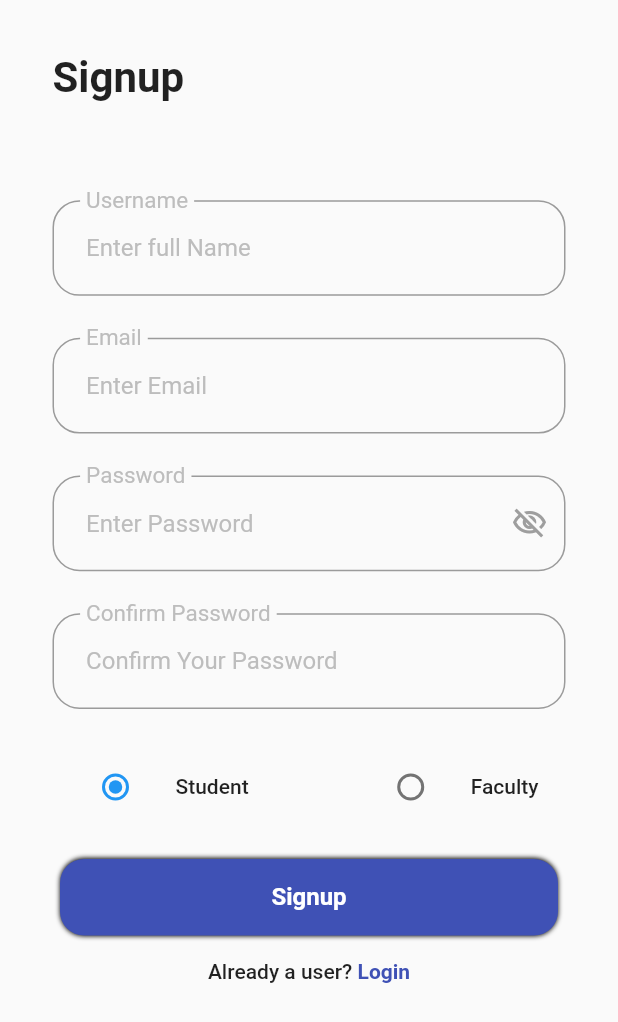
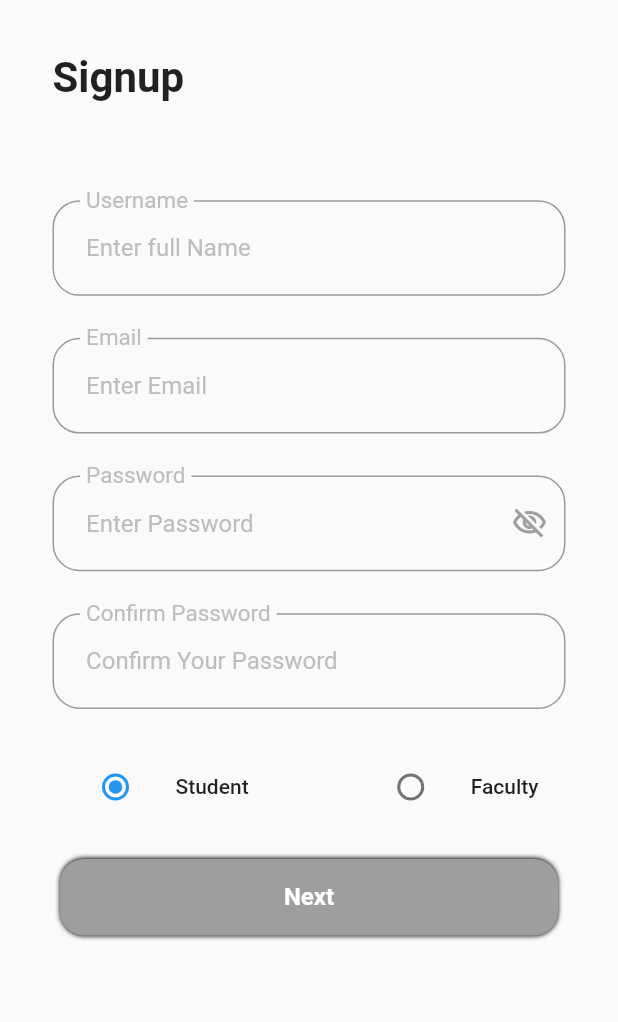
Before and after one commit to AmanDesai10/Rizer, a Flutter app: the SignupView screen opened directly, on a phone screen of 412 x 824 dp. Shown: the top 1022 px of the screen. Run offline on Flutter 3.47's test engine with Material 2 defaults, Android fonts, the phone set to English and light mode, and no system bars; our stand-ins replace cloud_firestore, firebase_analytics, firebase_auth, firebase_core, form_field_validator; accounts and stored records are empty; Roboto replaces fonts that are missing (Montserrat).

Commit message:
Update: Login and Signup Details

```diff
--- a/lib/Signup/signup_view.dart
+++ b/lib/Signup/signup_view.dart
@@ -1,14 +1,25 @@
+import 'dart:developer';
+
 import 'package:flutter/material.dart';
 import 'package:provider/provider.dart';
+import 'package:rizer/Signup/institute_details.dart';
 import 'package:rizer/Signup/provider/signup_provider.dart';
 import 'package:rizer/constants/colors.dart';
+import 'package:rizer/constants/validators.dart';
 import 'package:rizer/login/login_view.dart';
 import 'package:rizer/widgets/textfields.dart';
 
-class SignupView extends StatelessWidget {
+class SignupView extends StatefulWidget {
   const SignupView({
     Key? key,
   }) : super(key: key);
+
+  @override
+  State<SignupView> createState() => _SignupViewState();
+}
+
+class _SignupViewState extends State<SignupView> {
+  final _formKey = GlobalKey<FormState>();
 
   @override
   Widget build(BuildContext context) {
@@ -39,7 +50,9 @@ class SignupView extends StatelessWidget {
                 //     height: isDesktop ? null : size.height * 0.2,
                 //   ),
                 // ),
-                Padding(
+                Form(
+                  key: _formKey,
+                  child: Padding(
                     padding: const EdgeInsets.all(35.0),
                     child: SingleChildScrollView(
                       child: Column(
@@ -66,7 +79,8 @@ class SignupView extends StatelessWidget {
                                             .bottom),
                                     child: SingleChildScrollView(
                                       child: Padding(
-                                      padding: const EdgeInsets.only(top: 16.0),
+                                        padding:
+                                            const EdgeInsets.only(top: 16.0),
                                         child: Column(
                                           mainAxisSize: MainAxisSize.min,
                                           children: [
@@ -75,6 +89,7 @@ class SignupView extends StatelessWidget {
                                               hintText: 'Enter full Name',
                                               onChanged: (userName) => newUser
                                                   .usernameChange(userName),
+                                              validator: nameValidator,
                                             ),
                                             const SizedBox(
                                               height: 28,
@@ -84,6 +99,7 @@ class SignupView extends StatelessWidget {
                                               hintText: 'Enter Email',
                                               onChanged: (email) =>
                                                   newUser.emailChange(email),
+                                              validator: emailValidator,
                                             ),
                                             const SizedBox(
                                               height: 28,
@@ -94,6 +110,7 @@ class SignupView extends StatelessWidget {
                                               onChanged: (password) => newUser
                                                   .passwordChange(password),
                                               isObscure: newUser.isObscure,
+                                              validator: passwordValidator,
                                               suffixIcon: GestureDetector(
                                                 onTap: () =>
                                                     newUser.toggleObscure(
@@ -102,7 +119,8 @@ class SignupView extends StatelessWidget {
                                                   newUser.isObscure
                                                       ? Icons
                                                           .visibility_off_outlined
-                                                    : Icons.visibility_outlined,
+                                                      : Icons
+                                                          .visibility_outlined,
                                                   color: Colors.grey,
                                                 ),
                                               ),
@@ -145,7 +163,8 @@ class SignupView extends StatelessWidget {
                                               height: 28,
                                             ),
                                             Padding(
-                                            padding: const EdgeInsets.symmetric(
+                                              padding:
+                                                  const EdgeInsets.symmetric(
                                                       horizontal: 18.0),
                                               child: Row(
                                                 mainAxisAlignment:
@@ -155,7 +174,8 @@ class SignupView extends StatelessWidget {
                                                   Row(
                                                     children: [
                                                       Radio<Category>(
-                                                        value: Category.student,
+                                                          value:
+                                                              Category.student,
                                                           groupValue: newUser
                                                               .userCategory,
                                                           onChanged: (value) =>
@@ -167,15 +187,16 @@ class SignupView extends StatelessWidget {
                                                       ),
                                                       Text(
                                                         'Student',
-                                                      style: theme
-                                                          .textTheme.bodyText1,
+                                                        style: theme.textTheme
+                                                            .bodyText1,
                                                       ),
                                                     ],
                                                   ),
                                                   Row(
                                                     children: [
                                                       Radio<Category>(
-                                                        value: Category.faculty,
+                                                          value:
+                                                              Category.faculty,
                                                           groupValue: newUser
                                                               .userCategory,
                                                           onChanged: (value) =>
@@ -187,8 +208,8 @@ class SignupView extends StatelessWidget {
                                                       ),
                                                       Text(
                                                         'Faculty',
-                                                      style: theme
-                                                          .textTheme.bodyText1,
+                                                        style: theme.textTheme
+                                                            .bodyText1,
                                                       ),
                                                     ],
                                                   ),
@@ -204,8 +225,18 @@ class SignupView extends StatelessWidget {
                                     height: 24.0,
                                   ),
                                   GestureDetector(
-                                  onTap: () async {
-                                    await newUser.firebaseSignup(context);
+                                    onTap: () {
+                                      if (_formKey.currentState!.validate() &&
+                                          newUser.isValidated) {
+                                        newUser.changeCollege('');
+                                        newUser.changeDepartment('');
+                                        newUser.changeSemester('');
+                                        Navigator.push(
+                                            context,
+                                            MaterialPageRoute(
+                                                builder: (context) =>
+                                                    const UserDetails()));
+                                      }
                                     },
                                     child: Container(
                                       width: size.width,
@@ -223,25 +254,11 @@ class SignupView extends StatelessWidget {
                                           ],
                                           borderRadius:
                                               BorderRadius.circular(16.0),
-                                        color: kPrimary),
-                                    child: newUser.load
-                                        ? Row(
-                                            mainAxisSize: MainAxisSize.min,
-                                            mainAxisAlignment:
-                                                MainAxisAlignment.center,
-                                            children: const [
-                                              SizedBox(
-                                                  height: 24,
-                                                  width: 24,
-                                                  child:
-                                                      CircularProgressIndicator(
-                                                    color: kWhite,
-                                                    strokeWidth: 3,
-                                                  )),
-                                            ],
-                                          )
-                                        : Text(
-                                            'Signup',
+                                          color: newUser.isValidated
+                                              ? kPrimary
+                                              : Colors.grey),
+                                      child: Text(
+                                        'Next',
                                         style: theme.textTheme.headline6!
                                             .copyWith(
                                                 fontSize: 16,
@@ -250,32 +267,6 @@ class SignupView extends StatelessWidget {
                                         textAlign: TextAlign.center,
                                       ),
                                     ),
-                                ),
-                                const SizedBox(
-                                  height: 16,
-                                ),
-                                RichText(
-                                  textAlign: TextAlign.center,
-                                  text: TextSpan(children: [
-                                    TextSpan(
-                                        text: "Already a user?",
-                                        style: theme.textTheme.bodyText1),
-                                    WidgetSpan(
-                                        child: GestureDetector(
-                                      child: Text(" Login",
-                                          style: theme.textTheme.bodyText1!
-                                              .copyWith(
-                                                  color: kPrimary,
-                                                  fontWeight: FontWeight.bold)),
-                                      onTap: () {
-                                        Navigator.pushReplacement(
-                                            context,
-                                            MaterialPageRoute(
-                                                builder: (context) =>
-                                                    const LoginView()));
-                                      },
-                                    ))
-                                  ]),
                                   ),
                                   // !_formKey.currentState!.validate()
                                   //     ? SizedBox(
@@ -290,6 +281,7 @@ class SignupView extends StatelessWidget {
                       ),
                     ),
                   ),
+                ),
               ],
             ),
           ),
--- a/lib/Signup/verify_email.dart
+++ b/lib/Signup/verify_email.dart
@@ -53,7 +53,8 @@ class _VerifyEmailViewState extends State<VerifyEmailView> {
 //           .catchError((error) => log("Failed to add user: $error"));
 
       FirebaseAuth.instance.signOut();
-
+      ScaffoldMessenger.of(context).showSnackBar(
+          const SnackBar(content: Text('Successfully Signed up')));
       Navigator.pop(context);
     }
   }
--- /dev/null
+++ b/lib/constants/validators.dart
@@ -0,0 +1,24 @@
+import 'package:form_field_validator/form_field_validator.dart';
+
+final nameValidator = MultiValidator([
+  RequiredValidator(errorText: "This Field is Required*"),
+  MinLengthValidator(3, errorText: 'Name must be 3 letters long'),
+]);
+
+final emailValidator = MultiValidator([
+  RequiredValidator(errorText: "This field is Required*"),
+  EmailValidator(errorText: "Please Enter a Valid Email")
+]);
+
+final passwordValidator = MultiValidator([
+  RequiredValidator(errorText: 'Password is Required*'),
+  MinLengthValidator(8, errorText: 'Password must be at least 8 digits long'),
+  MaxLengthValidator(16,
+      errorText: 'Password must not be greater then 16 letters long'),
+  PatternValidator(r'(?=.*?[#?!@$%^&*-])',
+      errorText: 'Passwords must have at least one special character')
+]);
+
+final fieldValidator = MultiValidator([
+  RequiredValidator(errorText: "This Field is Required*"),
+]);
--- a/lib/login/provider/login_provider.dart
+++ b/lib/login/provider/login_provider.dart
@@ -65,10 +65,10 @@ class LoginProvider with ChangeNotifier {
       }
     } on FirebaseAuthException catch (e) {
       if (e.code == 'user-not-found') {
-        print('No user found for that email.');
+        log('No user found for that email.');
         msg = 'No user found for that email.';
       } else if (e.code == 'wrong-password') {
-        print('Wrong password provided for that user.');
+        log('Wrong password provided for that user.');
         msg = 'Wrong password provided for that user.';
       }
     }
--- a/lib/main.dart
+++ b/lib/main.dart
@@ -2,9 +2,7 @@ import 'package:firebase_core/firebase_core.dart';
 import 'package:flutter/material.dart';
 import 'package:provider/provider.dart';
 import 'package:rizer/Signup/provider/signup_provider.dart';
-import 'package:rizer/Signup/verify_email.dart';
 import 'package:rizer/firebase_options.dart';
-import 'package:rizer/login/loginScreen.dart';
 import 'package:rizer/login/login_view.dart';
 import 'package:rizer/login/provider/login_provider.dart';
 
--- a/lib/widgets/textfields.dart
+++ b/lib/widgets/textfields.dart
@@ -33,8 +33,9 @@ class AuthTextField extends StatelessWidget {
       maxLines: maxLines,
       autofocus: autofocus,
       cursorColor: theme.colorScheme.secondary,
+      autovalidateMode: AutovalidateMode.onUserInteraction,
       keyboardType: TextInputType.emailAddress,
-      cursorRadius: Radius.circular(16.0),
+      cursorRadius: const Radius.circular(16.0),
       initialValue: initialValue,
       cursorWidth: 1.0,
       autocorrect: false,
--- a/pubspec.yaml
+++ b/pubspec.yaml
@@ -39,6 +39,7 @@ dependencies:
   firebase_auth: ^3.3.9
   cloud_firestore: ^3.1.8
   provider: ^6.0.2
+  form_field_validator: ^1.1.0
 
 dev_dependencies:
   flutter_test:
```
Also changed, not shown: lib/Signup/institute_details.dart (added, +243 -0 lines), lib/Signup/provider/signup_provider.dart (+47 -7 lines), lib/login/login_view.dart (+33 -11 lines), lib/login/oldloginScreen.dart (renamed from lib/login/loginScreen.dart), pubspec.lock. Lines whose indentation alone changed are shown as unchanged.
